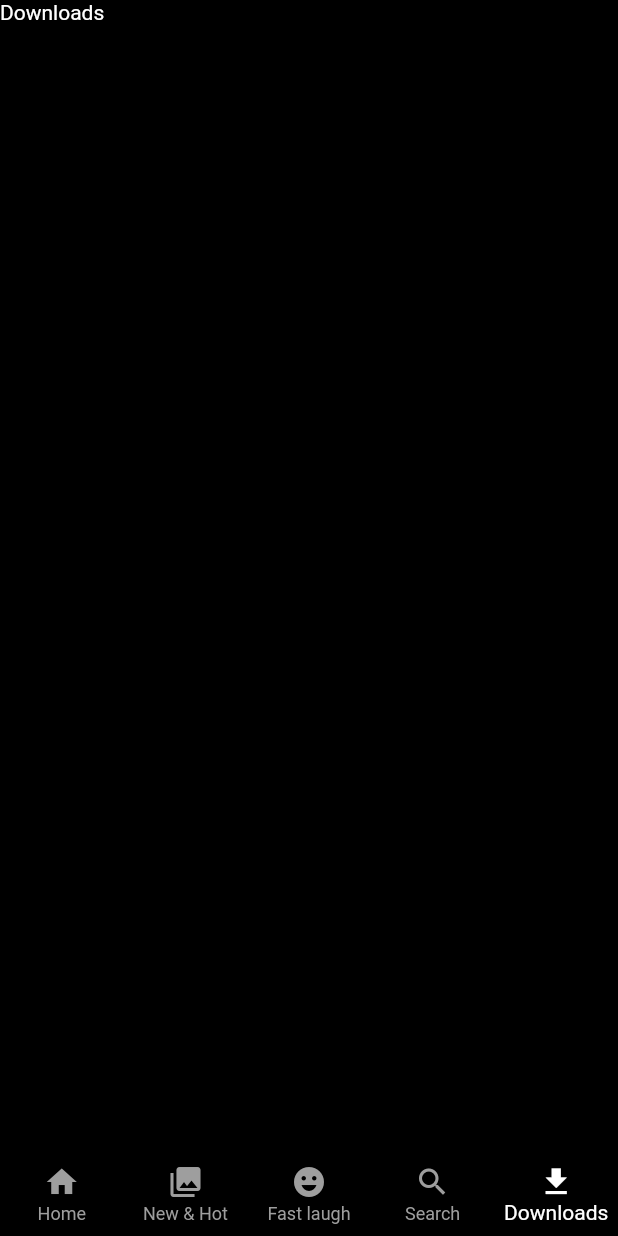
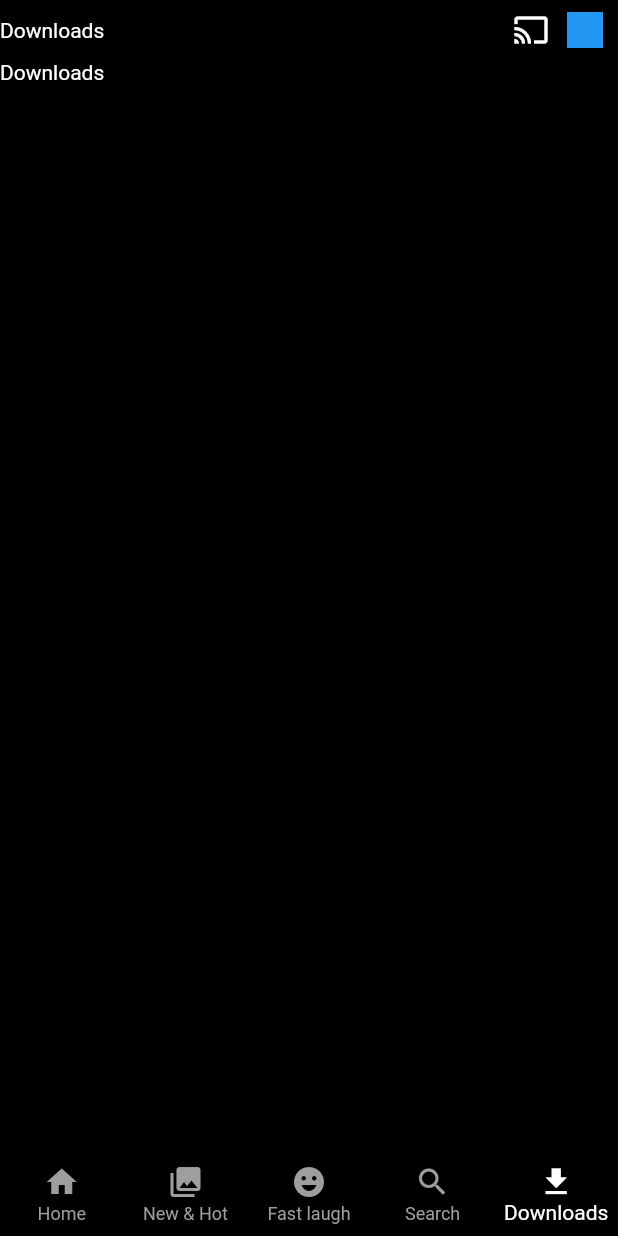
Before and after one commit to AbikMathew/Netflix-Clone, a Flutter app: the screen it shows after launch, item 5 of the bottom bar chosen, on a phone screen of 412 x 824 dp. Run offline on Flutter 3.47's test engine with Material 2 defaults, Android fonts, the phone set to English and light mode, and no system bars.

Commit message:
Downloads navbar + Google fonts

```diff
--- a/lib/main.dart
+++ b/lib/main.dart
@@ -11,6 +11,7 @@ class MyApp extends StatelessWidget {
   @override
   Widget build(BuildContext context) {
     return MaterialApp(
+        debugShowCheckedModeBanner: false,
         title: 'Flutter Demo',
         theme: ThemeData(
           scaffoldBackgroundColor: Colors.black,
--- a/lib/presentation/downloads/screen_downloads.dart
+++ b/lib/presentation/downloads/screen_downloads.dart
@@ -1,4 +1,5 @@
 import 'package:flutter/material.dart';
+import 'package:netflix_clone/presentation/widgets/appbar_widget.dart';
 
 class ScreenDownloads extends StatelessWidget {
   const ScreenDownloads({ Key? key }) : super(key: key);
@@ -6,6 +7,9 @@ class ScreenDownloads extends StatelessWidget {
   @override
   Widget build(BuildContext context) {
     return Scaffold(
+      appBar: PreferredSize(
+        preferredSize: Size.fromHeight(40),
+        child: const AppbarWidget()),
       body: Text('Downloads'),
     );
   }
--- a/lib/presentation/widgets/appbar_widget.dart
+++ b/lib/presentation/widgets/appbar_widget.dart
@@ -1,4 +1,5 @@
 import 'package:flutter/material.dart';
+import 'package:netflix_clone/core/constants.dart';
 
 class AppbarWidget extends StatelessWidget {
   const AppbarWidget({ Key? key }) : super(key: key);
@@ -6,7 +7,12 @@ class AppbarWidget extends StatelessWidget {
   @override
   Widget build(BuildContext context) {
     return Container(
-
+      child: Row(children: [
+        Expanded(child: Text('Downloads')),
+        IconButton(onPressed: (){}, icon: Icon(Icons.cast, color: Colors.white,)),
+        Container(width: 24,height: 24,color: Colors.blue,),
+        kWidth,
+      ],),
     );
   }
 }
```
Also changed, not shown: pubspec.yaml (+5 -15 lines), pubspec.lock.
